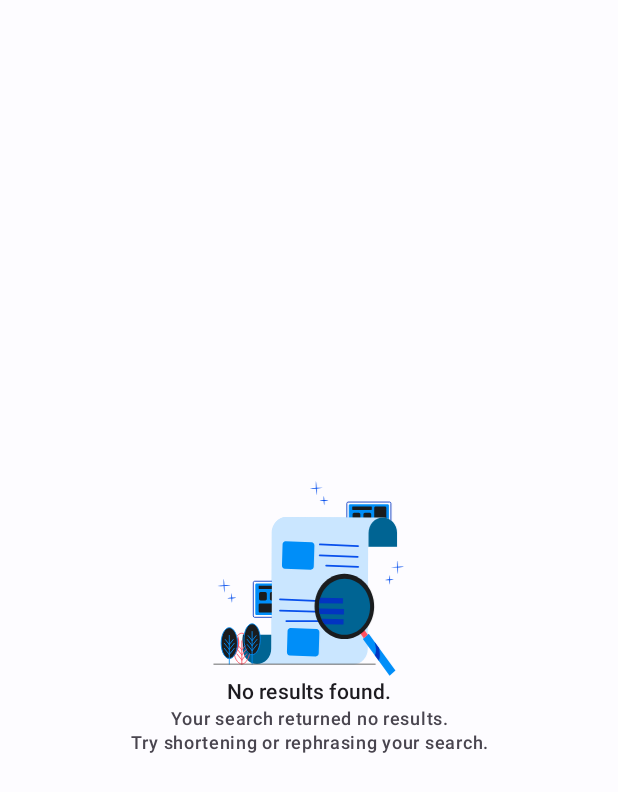
After one commit to cisnux-seed/octo-by-cisnux, an Android app: the layout not_found_placeholder.xml on its own in the app's theme, with its tools: preview values and no code run, on a phone screen of 412 x 824 dp. The commit adds this screen. Shown: the top 792 px of the screen. Run offline under Robolectric (Android 15) with nearby library versions, the phone set to English and light mode, and no system bars.

Commit message:
added not found placeholder

```diff
--- a/app/src/main/java/dev/cisnux/octobycisnux/ui/HomeFragment.kt
+++ b/app/src/main/java/dev/cisnux/octobycisnux/ui/HomeFragment.kt
@@ -45,12 +45,13 @@ class HomeFragment : Fragment() {
             adapter.submitList(it)
         }
 
-        // add adapter to RecyclerView
         with(binding) {
+            // add adapter to RecyclerView
             userRecyclerView.layoutManager = layoutManager
             userRecyclerView.addItemDecoration(divider)
             userRecyclerView.adapter = adapter
             userRecyclerView.setHasFixedSize(true)
+            // add a listener for SearchView
             searchView
                 .editText
                 .setOnEditorActionListener { _, _, _ ->
@@ -66,23 +67,39 @@ class HomeFragment : Fragment() {
         }
     }
 
-    private fun subscribeProgressRequest() {
+    private fun subscribeProgressRequest(): Unit =
         viewModel.applicationNetworkStatus.observe(viewLifecycleOwner) {
-            val networkStatus = it.content
-            binding.progressBar.visibility = when (networkStatus) {
+            when (val networkStatus = it.content) {
                 is ApplicationNetworkStatus.Failed -> {
                     // single event for Toast
                     it.getContentIfNotHandled()?.let { _ ->
                         Toast.makeText(requireActivity(), networkStatus.message, Toast.LENGTH_SHORT)
                             .show()
                     }
-                    View.VISIBLE
+                    showNotFoundPlaceholder(View.GONE)
+                    binding.progressBar.visibility = View.VISIBLE
                 }
-                is ApplicationNetworkStatus.Success -> View.GONE
-                else -> View.VISIBLE
+                is ApplicationNetworkStatus.Success -> {
+                    binding.progressBar.visibility = View.GONE
+                    if (networkStatus.isEmpty)
+                        showNotFoundPlaceholder(View.VISIBLE)
+                    else
+                        showNotFoundPlaceholder(View.GONE)
+
+                }
+                else -> {
+                    showNotFoundPlaceholder(View.GONE)
+                    binding.progressBar.visibility = View.VISIBLE
+                }
             }
         }
-    }
+
+    private fun showNotFoundPlaceholder(visibility: Int): Unit =
+        with(binding.notFoundPlaceholder) {
+            notFoundImage.visibility = visibility
+            notFoundTitle.visibility = visibility
+            notFoundMessage.visibility = visibility
+        }
 
     override fun onDestroy() {
         super.onDestroy()
--- a/app/src/main/java/dev/cisnux/octobycisnux/utils/ApplicationNetworkStatus.kt
+++ b/app/src/main/java/dev/cisnux/octobycisnux/utils/ApplicationNetworkStatus.kt
@@ -2,6 +2,13 @@ package dev.cisnux.octobycisnux.utils
 
 sealed interface ApplicationNetworkStatus {
     object Loading : ApplicationNetworkStatus
-    object Success : ApplicationNetworkStatus
+    class Success() : ApplicationNetworkStatus{
+        var isEmpty: Boolean = false
+            private set
+
+        constructor(isEmpty: Boolean):this(){
+            this.isEmpty = isEmpty
+        }
+    }
     class Failed(val message: String?) : ApplicationNetworkStatus
 }
--- a/app/src/main/java/dev/cisnux/octobycisnux/viewmodels/DetailViewModel.kt
+++ b/app/src/main/java/dev/cisnux/octobycisnux/viewmodels/DetailViewModel.kt
@@ -42,7 +42,7 @@ class DetailViewModel : ViewModel() {
             }
         }, { userDetail ->
             _user.value = userDetail
-            _applicationNetworkStatus.value = SingleEvent(ApplicationNetworkStatus.Success)
+            _applicationNetworkStatus.value = SingleEvent(ApplicationNetworkStatus.Success())
         })
     }
 
--- a/app/src/main/java/dev/cisnux/octobycisnux/viewmodels/FollowViewModel.kt
+++ b/app/src/main/java/dev/cisnux/octobycisnux/viewmodels/FollowViewModel.kt
@@ -41,7 +41,7 @@ class FollowViewModel : ViewModel() {
             }
         }, { followers ->
             _userFollows.value = followers
-            _applicationNetworkStatus.value = SingleEvent(ApplicationNetworkStatus.Success)
+            _applicationNetworkStatus.value = SingleEvent(ApplicationNetworkStatus.Success())
         })
     }
 
--- a/app/src/main/java/dev/cisnux/octobycisnux/viewmodels/HomeViewModel.kt
+++ b/app/src/main/java/dev/cisnux/octobycisnux/viewmodels/HomeViewModel.kt
@@ -43,7 +43,7 @@ class HomeViewModel : ViewModel() {
             }
         }, { users ->
             _users.value = users
-            _applicationNetworkStatus.value = SingleEvent(ApplicationNetworkStatus.Success)
+            _applicationNetworkStatus.value = SingleEvent(ApplicationNetworkStatus.Success())
         })
     }
 
@@ -66,7 +66,7 @@ class HomeViewModel : ViewModel() {
             }
         }, { users ->
             _users.value = users
-            _applicationNetworkStatus.value = SingleEvent(ApplicationNetworkStatus.Success)
+            _applicationNetworkStatus.value = SingleEvent(ApplicationNetworkStatus.Success(users.isEmpty()))
         })
     }
 
--- /dev/null
+++ b/app/src/main/res/drawable/not_found.xml
@@ -0,0 +1,63 @@
+<vector android:height="132.94118dp" android:viewportHeight="226"
+    android:viewportWidth="221" android:width="130dp" xmlns:android="http://schemas.android.com/apk/res/android">
+    <path android:fillColor="?attr/colorTertiaryContainer" android:pathData="m67.88,59.87 l-0.41,118.4 -32.94,-0.12 -0.05,15.91c-0.01,4.79 1.71,9.38 4.79,12.78 3.08,3.39 7.26,5.31 11.62,5.32l16.47,0.06 95.17,0.34a15.22,15.22 0,0 0,6.31 -1.35c2,-0.9 3.82,-2.22 5.35,-3.9a18.26,18.26 0,0 0,3.59 -5.85,19.58 19.58,0 0,0 1.27,-6.91l0.51,-152.37L84.4,41.85a15.21,15.21 0,0 0,-6.31 1.35,16.44 16.44,0 0,0 -5.36,3.9 18.25,18.25 0,0 0,-3.59 5.85,19.58 19.58,0 0,0 -1.27,6.91Z"/>
+    <path android:fillColor="?attr/colorTertiary" android:pathData="m34.55,178.13 l32.94,0.11 -0.05,15.91c-0.01,4.79 -1.76,9.38 -4.86,12.75 -3.1,3.38 -7.29,5.26 -11.66,5.25 -4.37,-0.01 -8.55,-1.93 -11.63,-5.33 -3.08,-3.4 -4.8,-8 -4.79,-12.79l0.05,-15.91Z"/>
+    <path android:fillColor="#00000000"
+        android:pathData="M33.37,212.21c5.2,0 9.42,-8.02 9.42,-17.91s-4.22,-17.91 -9.42,-17.91c-5.2,0 -9.42,8.02 -9.42,17.91s4.22,17.91 9.42,17.91Z"
+        android:strokeColor="#FF5061" android:strokeLineCap="round"
+        android:strokeLineJoin="round" android:strokeWidth="1"/>
+    <path android:fillColor="#FF5061" android:pathData="M25.29,202.19c-1.34,-3.39 -0.33,-5.47 -0.33,-7.88 0,-5.06 1.54,-10.79 4.31,-14.38a30.24,30.24 0,0 1,1.18 7.94c0,5.06 -2.39,10.71 -5.16,14.32Z"/>
+    <path android:fillColor="?attr/colorOnBackground" android:pathData="M18.87,205.82c5.2,0 9.42,-8.02 9.42,-17.91 0,-9.89 -4.22,-17.91 -9.42,-17.91 -5.2,0 -9.42,8.02 -9.42,17.91 0,9.89 4.22,17.91 9.42,17.91Z"/>
+    <path android:fillColor="?attr/colorOnBackground" android:pathData="M42.01,194.87c0,2 0.74,3.59 -0.27,6.3 -4.31,-3.79 -7.59,-10.14 -7.59,-16.69 0.06,-2.31 0.36,-4.6 0.92,-6.83 4.33,3.74 6.94,10.67 6.94,17.22Z"/>
+    <path android:fillColor="?attr/colorOnBackground" android:pathData="M45.26,201.35c5.2,0 9.42,-8.02 9.42,-17.91 0,-9.89 -4.22,-17.91 -9.42,-17.91s-9.42,8.02 -9.42,17.91c0,9.89 4.22,17.91 9.42,17.91Z"/>
+    <path android:fillColor="#00000000"
+        android:pathData="M33.37,212.21v-26.86m0,10.52 l3.82,-4.78m-3.82,10.5 l5.5,-6.89m-5.5,12.78 l5.68,-7.12m-5.68,-4.47 l-4.63,-5.8m4.63,11.52 l-5.68,-7.12m5.68,13.01 l-5.68,-7.12"
+        android:strokeColor="#FF5061" android:strokeLineCap="round"
+        android:strokeLineJoin="round" android:strokeWidth="1"/>
+    <path android:fillColor="#00000000"
+        android:pathData="M45.26,201.35c5.2,0 9.42,-8.02 9.42,-17.91 0,-9.89 -4.22,-17.91 -9.42,-17.91s-9.42,8.02 -9.42,17.91c0,9.89 4.22,17.91 9.42,17.91Z"
+        android:strokeColor="#008EF8" android:strokeWidth="1"/>
+    <path android:fillColor="#00000000"
+        android:pathData="M45.26,174.49v37.78m0,-27.27 l4.62,-5.79m-4.62,11.51 l5.68,-7.12m-5.68,13.01 l5.68,-7.12m-5.68,-4.47 l-4.63,-5.8m4.63,11.52 l-5.68,-7.12m5.68,13.01 l-5.68,-7.12"
+        android:strokeColor="#008EF8" android:strokeLineCap="round"
+        android:strokeLineJoin="round" android:strokeWidth="1"/>
+    <path android:fillColor="#00000000"
+        android:pathData="M18.87,205.82c5.2,0 9.42,-8.02 9.42,-17.91 0,-9.89 -4.22,-17.91 -9.42,-17.91 -5.2,0 -9.42,8.02 -9.42,17.91 0,9.89 4.22,17.91 9.42,17.91ZM18.87,178.96v33.32m0,-22.8 l4.62,-5.79m-4.62,11.51 l5.68,-7.12m-5.68,13.01 l5.68,-7.12m-5.68,-4.47 l-4.63,-5.8m4.63,11.52 l-5.68,-7.12m5.68,13.01 l-5.68,-7.13"
+        android:strokeColor="#008EF8" android:strokeLineCap="round"
+        android:strokeLineJoin="round" android:strokeWidth="1"/>
+    <path android:fillColor="#008EF8" android:pathData="m173.39,183.05 l6.76,-5.9 30.89,42.57 -6.76,5.9 -30.89,-42.57Z"/>
+    <path android:fillColor="#0234C1" android:pathData="m187.12,201.97 l0.09,0.12 4.56,6.3c2.44,-4.8 0.65,-13.19 0.26,-14.84l-5.27,-7.23s3.84,10.57 0.35,15.65Z"/>
+    <path android:fillColor="#00000000"
+        android:pathData="M96.19,116.17H48.08c-0.79,0 -1.44,0.71 -1.44,1.58v38.65c0,0.87 0.64,1.58 1.44,1.58h48.11c0.79,0 1.44,-0.7 1.44,-1.58v-38.65c0,-0.87 -0.64,-1.58 -1.44,-1.58Z"
+        android:strokeColor="#0234C1" android:strokeWidth="1"/>
+    <path android:fillColor="#008EF8" android:pathData="M93.9,118.84H50.36c-0.79,0 -1.44,0.7 -1.44,1.58v33.3c0,0.87 0.64,1.58 1.44,1.58H93.9c0.79,0 1.44,-0.7 1.44,-1.58v-33.3c0,-0.87 -0.64,-1.58 -1.44,-1.58Z"/>
+    <path android:fillColor="?attr/colorOnBackground" android:pathData="M90.86,121.43h-11.1c-0.79,0 -1.44,0.7 -1.44,1.58L78.33,150.9c0,0.87 0.64,1.58 1.44,1.58h11.1c0.79,0 1.44,-0.7 1.44,-1.58v-27.9c0,-0.87 -0.64,-1.58 -1.44,-1.58ZM74.1,141.85L54.3,141.85c-0.79,0 -1.44,0.7 -1.44,1.58v7.48c0,0.87 0.64,1.58 1.44,1.58h19.8c0.79,0 1.44,-0.7 1.44,-1.58v-7.48c0,-0.87 -0.64,-1.58 -1.44,-1.58ZM75.06,121.43L53.34,121.43c-0.26,0 -0.48,0.23 -0.48,0.52v2.78c0,0.29 0.21,0.52 0.48,0.52h21.72c0.26,0 0.48,-0.23 0.48,-0.52v-2.78c0,-0.29 -0.22,-0.52 -0.48,-0.52ZM60.52,128.67h-5.49c-0.97,0 -1.75,0.86 -1.75,1.92v6.02c0,1.06 0.79,1.92 1.75,1.92h5.49c0.97,0 1.75,-0.86 1.75,-1.92v-6.02c0,-1.06 -0.79,-1.92 -1.75,-1.92ZM73.05,128.67h-5.49c-0.97,0 -1.75,0.86 -1.75,1.92v6.02c0,1.06 0.78,1.92 1.75,1.92h5.49c0.97,0 1.75,-0.86 1.75,-1.92v-6.02c0,-1.06 -0.79,-1.92 -1.75,-1.92Z"/>
+    <path android:fillColor="#00000000"
+        android:pathData="M204.38,24.4h-48.11c-0.79,0 -1.44,0.7 -1.44,1.58v38.65c0,0.87 0.64,1.58 1.44,1.58h48.11c0.79,0 1.44,-0.71 1.44,-1.58V25.97c0,-0.87 -0.64,-1.58 -1.44,-1.58Z"
+        android:strokeColor="#0234C1" android:strokeWidth="1"/>
+    <path android:fillColor="#008EF8" android:pathData="M202.09,27.08h-43.54c-0.79,0 -1.44,0.71 -1.44,1.58v33.3c0,0.87 0.64,1.58 1.44,1.58h43.54c0.79,0 1.44,-0.71 1.44,-1.58v-33.3c0,-0.87 -0.64,-1.58 -1.44,-1.58Z"/>
+    <path android:fillColor="?attr/colorOnBackground" android:pathData="M199.05,29.67h-11.1c-0.79,0 -1.44,0.71 -1.44,1.58v27.9c0,0.87 0.64,1.58 1.44,1.58h11.1c0.79,0 1.44,-0.71 1.44,-1.58L200.49,31.24c0,-0.87 -0.64,-1.58 -1.44,-1.58ZM182.29,50.08h-19.8c-0.79,0 -1.44,0.71 -1.44,1.58v7.48c0,0.87 0.64,1.58 1.44,1.58h19.8c0.79,0 1.44,-0.71 1.44,-1.58L183.73,51.66c0,-0.87 -0.64,-1.58 -1.44,-1.58ZM183.25,29.67h-21.72c-0.26,0 -0.48,0.23 -0.48,0.53v2.78c0,0.29 0.21,0.52 0.48,0.52h21.72c0.26,0 0.48,-0.23 0.48,-0.52v-2.78c0,-0.29 -0.22,-0.53 -0.48,-0.53ZM168.71,36.9h-5.49c-0.97,0 -1.75,0.86 -1.75,1.92v6.02c0,1.06 0.79,1.92 1.75,1.92h5.49c0.97,0 1.75,-0.86 1.75,-1.92v-6.02c0,-1.06 -0.79,-1.92 -1.75,-1.92ZM181.24,36.9h-5.49c-0.97,0 -1.75,0.86 -1.75,1.92v6.02c0,1.06 0.79,1.92 1.75,1.92h5.49c0.97,0 1.75,-0.86 1.75,-1.92v-6.02c0,-1.06 -0.78,-1.92 -1.75,-1.92Z"/>
+    <path android:fillColor="?attr/colorTertiaryContainer" android:pathData="m149.33,164.65 l30.58,-88.5 32.94,0.12 0.04,-15.92a19.59,19.59 0,0 0,-1.23 -6.91,18.3 18.3,0 0,0 -3.55,-5.87 16.47,16.47 0,0 0,-5.33 -3.93,15.22 15.22,0 0,0 -6.3,-1.4l-16.47,-0.06 -95.17,-0.34a15.21,15.21 0,0 0,-6.31 1.36,16.44 16.44,0 0,0 -5.36,3.9 18.25,18.25 0,0 0,-3.59 5.86,19.58 19.58,0 0,0 -1.27,6.91l-0.51,152.37 81.51,-47.59Z"/>
+    <path android:fillColor="?attr/colorTertiary" android:pathData="m212.85,76.29 l-32.92,-0.11 0.05,-15.91c0.01,-4.79 1.76,-9.38 4.86,-12.75 3.1,-3.38 7.29,-5.26 11.66,-5.25 4.37,0.01 8.55,1.93 11.63,5.33 3.08,3.4 4.8,8 4.79,12.79l-0.05,15.91h-0.01Z"/>
+    <path android:fillColor="#FF5061" android:pathData="M172.45,174.15c-0.78,0.68 -1.59,1.3 -2.43,1.87l4.43,6.11 4.64,-4.05 -4.43,-6.1c-0.7,0.77 -1.43,1.5 -2.21,2.18Z"/>
+    <path android:fillColor="#489EE0" android:pathData="M152.12,178.15c16.36,0 29.63,-14.55 29.63,-32.5 0,-17.95 -13.27,-32.5 -29.63,-32.5 -16.36,0 -29.63,14.55 -29.63,32.5 0,17.95 13.27,32.5 29.63,32.5Z"/>
+    <path android:fillColor="#008EF8" android:pathData="m119.8,171.43 l-30.08,-1.04c-1.85,-0.06 -3.4,1.53 -3.46,3.56l-0.71,24.52c-0.06,2.03 1.39,3.73 3.24,3.79l30.08,1.04c1.85,0.06 3.4,-1.53 3.46,-3.56l0.71,-24.52c0.06,-2.03 -1.39,-3.73 -3.24,-3.79ZM114.05,70.86 L83.97,69.82c-1.85,-0.06 -3.4,1.53 -3.46,3.56l-0.71,24.52c-0.06,2.03 1.39,3.73 3.24,3.79l30.08,1.04c1.85,0.06 3.4,-1.53 3.46,-3.56l0.71,-24.52c0.06,-2.03 -1.39,-3.73 -3.24,-3.79Z"/>
+    <path android:fillColor="#00000000"
+        android:pathData="m118,138.82 l-40.49,-1.75m40.36,14.22 l-40.37,-1.07m43.61,12.16 l-36.29,-0.06m38.76,-88.78 l44.26,1.92m-44.43,10.69 l44,1.91M130.92,98.08l37.01,1.49"
+        android:strokeColor="#0850EC" android:strokeLineCap="round"
+        android:strokeLineJoin="round" android:strokeWidth="2"/>
+    <path android:fillColor="#0850EC" android:pathData="M212.99,91.44c0.26,1.37 0.45,2.75 0.58,4.14 0.14,1.38 0.23,2.77 0.31,4.15 0.08,1.39 0.11,2.78 0.1,4.17a43.94,43.94 0,0 1,-0.17 4.2,43.62 43.62,0 0,1 -0.57,-4.14 79.72,79.72 0,0 1,-0.31 -4.16,70.65 70.65,0 0,1 -0.1,-4.17c0,-1.39 0.06,-2.8 0.17,-4.2Z"/>
+    <path android:fillColor="#0850EC" android:pathData="M221,99.31c-1.25,0.28 -2.51,0.49 -3.78,0.63a65.95,65.95 0,0 1,-3.79 0.34c-1.26,0.08 -2.53,0.12 -3.8,0.11a34.52,34.52 0,0 1,-3.83 -0.18,34.62 34.62,0 0,1 3.78,-0.63 65.52,65.52 0,0 1,3.79 -0.34,54.37 54.37,0 0,1 3.83,-0.11c1.3,0 2.53,0.04 3.81,0.18ZM203.89,108.9c0.23,0.91 0.4,1.84 0.51,2.78 0.12,0.93 0.2,1.86 0.24,2.79 0.04,0.94 0.06,1.88 0.03,2.82a21.04,21.04 0,0 1,-0.23 2.83,20.89 20.89,0 0,1 -0.51,-2.78 36.94,36.94 0,0 1,-0.24 -2.8,39.84 39.84,0 0,1 -0.03,-2.81c0.01,-0.95 0.09,-1.89 0.23,-2.83Z"/>
+    <path android:fillColor="#0850EC" android:pathData="M209.27,114.2c-0.83,0.25 -1.68,0.44 -2.54,0.56a27.8,27.8 0,0 1,-5.11 0.3,15.94 15.94,0 0,1 -2.58,-0.26c0.83,-0.25 1.68,-0.44 2.54,-0.56 0.85,-0.13 1.7,-0.22 2.55,-0.27a29.97,29.97 0,0 1,2.56 -0.04,17.28 17.28,0 0,1 2.58,0.26ZM12.38,112.91c0.26,1.38 0.44,2.76 0.57,4.14 0.14,1.38 0.23,2.77 0.31,4.16a69.81,69.81 0,0 1,0.1 4.17,45.36 45.36,0 0,1 -0.17,4.2c-0.26,-1.38 -0.44,-2.76 -0.57,-4.14a92.78,92.78 0,0 1,-0.31 -4.16,67.14 67.14,0 0,1 -0.1,-4.17 43.85,43.85 0,0 1,0.17 -4.21Z"/>
+    <path android:fillColor="#0850EC" android:pathData="M20.39,120.79c-1.25,0.28 -2.51,0.49 -3.78,0.63 -1.26,0.16 -2.52,0.26 -3.79,0.34a51.34,51.34 0,0 1,-3.8 0.11,34.77 34.77,0 0,1 -3.83,-0.18 34.65,34.65 0,0 1,3.78 -0.64,65.7 65.7,0 0,1 3.79,-0.34 51.34,51.34 0,0 1,3.8 -0.11c1.28,-0.01 2.56,0.05 3.83,0.18ZM21.41,129.93c0.23,0.91 0.4,1.84 0.51,2.78 0.12,0.93 0.2,1.86 0.24,2.8 0.04,0.93 0.06,1.87 0.03,2.81a20.91,20.91 0,0 1,-0.23 2.83,21.68 21.68,0 0,1 -0.51,-2.78 36.52,36.52 0,0 1,-0.24 -2.8,39.24 39.24,0 0,1 -0.03,-2.81c0.01,-0.95 0.09,-1.89 0.23,-2.83Z"/>
+    <path android:fillColor="#0850EC" android:pathData="M26.8,135.24c-0.83,0.25 -1.68,0.44 -2.53,0.56 -0.85,0.13 -1.7,0.22 -2.55,0.27 -0.85,0.05 -1.71,0.06 -2.56,0.04a15.93,15.93 0,0 1,-2.58 -0.26c0.83,-0.26 1.68,-0.45 2.53,-0.56a27.95,27.95 0,0 1,2.55 -0.27,45.6 45.6,0 0,1 2.57,-0.05c0.86,0.02 1.72,0.12 2.57,0.28ZM119.09,0c0.26,1.38 0.44,2.76 0.57,4.14 0.14,1.39 0.23,2.77 0.31,4.16 0.08,1.39 0.11,2.78 0.1,4.17 -0,1.39 -0.04,2.78 -0.17,4.2a44.99,44.99 0,0 1,-0.58 -4.14,84.54 84.54,0 0,1 -0.31,-4.16 66.69,66.69 0,0 1,-0.1 -4.17A45.65,45.65 0,0 1,119.09 0Z"/>
+    <path android:fillColor="#0850EC" android:pathData="M127.09,7.88c-1.25,0.29 -2.51,0.48 -3.78,0.63a70.92,70.92 0,0 1,-3.79 0.34,54.02 54.02,0 0,1 -3.81,0.11 34.51,34.51 0,0 1,-3.83 -0.19c1.25,-0.29 2.51,-0.48 3.78,-0.63a71.08,71.08 0,0 1,3.79 -0.34,50.98 50.98,0 0,1 3.8,-0.1 33.21,33.21 0,0 1,3.83 0.18ZM128.13,17.01c0.23,0.91 0.4,1.84 0.51,2.78 0.12,0.93 0.2,1.86 0.25,2.79 0.05,0.94 0.05,1.88 0.03,2.81a20.93,20.93 0,0 1,-0.23 2.83,20.89 20.89,0 0,1 -0.51,-2.78c-0.12,-0.93 -0.2,-1.86 -0.24,-2.8a39.26,39.26 0,0 1,-0.03 -2.81c0.01,-0.95 0.09,-1.89 0.23,-2.83Z"/>
+    <path android:fillColor="#0850EC" android:pathData="M133.51,22.32c-0.83,0.25 -1.68,0.44 -2.54,0.56a27.8,27.8 0,0 1,-5.11 0.3,15.92 15.92,0 0,1 -2.58,-0.26 16.05,16.05 0,0 1,2.54 -0.56,25.75 25.75,0 0,1 2.55,-0.27 30,30 0,0 1,2.56 -0.04c0.87,0.02 1.73,0.1 2.58,0.26Z"/>
+    <path android:fillColor="#00000000"
+        android:pathData="M1,212.28h186.66"
+        android:strokeColor="#545454" android:strokeLineCap="round"
+        android:strokeLineJoin="round" android:strokeWidth="1"/>
+    <path android:fillColor="?attr/colorOnBackground" android:pathData="M151.95,183.23c19.04,0 34.48,-16.93 34.48,-37.81s-15.44,-37.81 -34.48,-37.81c-19.04,0 -34.48,16.93 -34.48,37.81s15.44,37.81 34.48,37.81Z"/>
+    <path android:fillColor="?attr/colorTertiary" android:pathData="M152.12,178.15c16.36,0 29.63,-14.55 29.63,-32.5 0,-17.95 -13.27,-32.5 -29.63,-32.5 -16.36,0 -29.63,14.55 -29.63,32.5 0,17.95 13.27,32.5 29.63,32.5Z"/>
+    <path android:fillColor="#0234C1" android:pathData="m122.71,141.66 l27.51,0.42 0.08,-6.3 -26.29,-0.4a35.69,35.69 0,0 0,-1.3 6.28ZM123.52,154.22 L151.38,154.64 151.46,148.34 122.55,147.9c0.13,2.14 0.46,4.26 0.97,6.32ZM127.12,163.1a31.35,31.35 0,0 0,1.97 3l21.83,0.34 0.19,-6.3 -25.68,-0.38a32.74,32.74 0,0 0,1.7 3.35Z"/>
+</vector>
--- a/app/src/main/res/layout/fragment_home.xml
+++ b/app/src/main/res/layout/fragment_home.xml
@@ -10,24 +10,27 @@
 
     <androidx.recyclerview.widget.RecyclerView
         android:id="@+id/userRecyclerView"
-        android:layout_marginHorizontal="@dimen/home_list_horizontal_margin"
-        app:layout_behavior="@string/searchbar_scrolling_view_behavior"
-        android:layout_marginTop="@dimen/appBarRecylerMargin"
         android:layout_width="match_parent"
         android:layout_height="match_parent"
+        android:layout_marginHorizontal="@dimen/home_list_horizontal_margin"
+        android:layout_marginTop="@dimen/appBarRecylerMargin"
+        app:layout_behavior="@string/searchbar_scrolling_view_behavior"
+        tools:ignore="PrivateResource"
         tools:itemCount="20"
         tools:listitem="@layout/list_tile_item"
-        tools:visibility="visible"
-        tools:ignore="PrivateResource" />
+        tools:visibility="visible" />
 
     <ProgressBar
         android:id="@+id/progressBar"
-        tools:visibility="gone"
         style="?android:attr/progressBarStyle"
+        android:layout_width="wrap_content"
+        android:layout_height="wrap_content"
         android:layout_gravity="center"
-        android:layout_width="wrap_content"
-        android:layout_height="wrap_content"/>
+        tools:visibility="gone" />
 
+    <include
+        android:id="@+id/notFoundPlaceholder"
+        layout="@layout/not_found_placeholder" />
 
     <com.google.android.material.appbar.AppBarLayout
         android:layout_width="match_parent"
@@ -52,6 +55,4 @@
         <!-- Search suggestions/results go here (ScrollView, RecyclerView, etc.). -->
     </com.google.android.material.search.SearchView>
 
-
-
 </androidx.coordinatorlayout.widget.CoordinatorLayout>
--- /dev/null
+++ b/app/src/main/res/layout/not_found_placeholder.xml
@@ -0,0 +1,40 @@
+<?xml version="1.0" encoding="utf-8"?>
+<LinearLayout xmlns:android="http://schemas.android.com/apk/res/android"
+    xmlns:app="http://schemas.android.com/apk/res-auto"
+    xmlns:tools="http://schemas.android.com/tools"
+    android:layout_width="match_parent"
+    android:layout_height="wrap_content"
+    android:layout_gravity="center"
+    android:gravity="center"
+    android:orientation="vertical">
+
+    <ImageView
+        android:id="@+id/notFoundImage"
+        android:layout_width="130dp"
+        android:layout_height="130dp"
+        android:contentDescription="@string/not_found"
+        android:visibility="gone"
+        app:layout_anchorGravity="center"
+        app:srcCompat="@drawable/not_found"
+        tools:visibility="visible" />
+
+    <com.google.android.material.textview.MaterialTextView
+        android:id="@+id/notFoundTitle"
+        style="@style/TextAppearance.Material3.LabelLarge"
+        android:layout_width="match_parent"
+        android:layout_height="wrap_content"
+        android:text="@string/not_found_title"
+        android:textAlignment="center"
+        android:visibility="gone"
+        tools:visibility="visible" />
+
+    <com.google.android.material.textview.MaterialTextView
+        android:id="@+id/notFoundMessage"
+        style="@style/TextAppearance.Material3.LabelMedium"
+        android:layout_width="match_parent"
+        android:layout_height="wrap_content"
+        android:text="@string/not_found_message"
+        android:textAlignment="center"
+        android:visibility="gone"
+        tools:visibility="visible" />
+</LinearLayout>
--- a/app/src/main/res/values/strings.xml
+++ b/app/src/main/res/values/strings.xml
@@ -5,4 +5,7 @@
     <string name="following_placeholder">Following</string>
     <string name="tab_text_1">Followers</string>
     <string name="tab_text_2">Following</string>
+    <string name="not_found">the username you are looking for could not be found</string>
+    <string name="not_found_title">No results found.</string>
+    <string name="not_found_message">Your search returned no results.\nTry shortening or rephrasing your search.</string>
 </resources>
```
